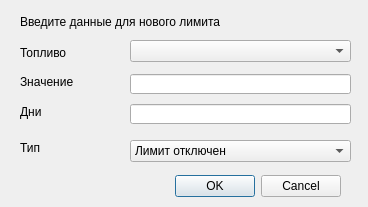
The window that dataBaseFirebird/dialogs/addlimitsdialog.ui (Evgeniykull/DataBase) describes before a commit, drawn with Qt 5.
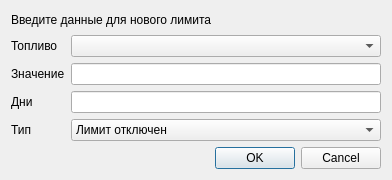
The same window after the commit.

```diff
--- a/dataBaseFirebird/dialogs/addlimitsdialog.ui
+++ b/dataBaseFirebird/dialogs/addlimitsdialog.ui
@@ -7,132 +7,65 @@
     <x>0</x>
     <y>0</y>
     <width>368</width>
-    <height>207</height>
+    <height>180</height>
    </rect>
   </property>
+  <property name="maximumSize">
+   <size>
+    <width>16777215</width>
+    <height>180</height>
+   </size>
+  </property>
   <property name="windowTitle">
    <string>Лимит</string>
   </property>
-  <widget class="QDialogButtonBox" name="buttonBox">
-   <property name="geometry">
-    <rect>
-     <x>30</x>
-     <y>170</y>
-     <width>311</width>
-     <height>32</height>
-    </rect>
-   </property>
-   <property name="orientation">
-    <enum>Qt::Horizontal</enum>
-   </property>
-   <property name="standardButtons">
-    <set>QDialogButtonBox::Cancel|QDialogButtonBox::Ok</set>
-   </property>
-  </widget>
-  <widget class="QLineEdit" name="leDays">
-   <property name="geometry">
-    <rect>
-     <x>130</x>
-     <y>104</y>
-     <width>221</width>
-     <height>20</height>
-    </rect>
-   </property>
-  </widget>
-  <widget class="QLabel" name="label_2">
-   <property name="geometry">
-    <rect>
-     <x>20</x>
-     <y>74</y>
-     <width>101</width>
-     <height>16</height>
-    </rect>
-   </property>
-   <property name="text">
-    <string>Значение</string>
-   </property>
-  </widget>
+  <layout class="QGridLayout" name="gridLayout">
+   <item row="0" column="0" colspan="2">
   <widget class="QLabel" name="lblInfoText">
-   <property name="geometry">
-    <rect>
-     <x>20</x>
-     <y>14</y>
-     <width>261</width>
-     <height>16</height>
-    </rect>
-   </property>
    <property name="text">
     <string>Введите данные для нового лимита</string>
    </property>
   </widget>
-  <widget class="QLineEdit" name="leValue">
-   <property name="geometry">
-    <rect>
-     <x>130</x>
-     <y>74</y>
-     <width>221</width>
-     <height>20</height>
-    </rect>
-   </property>
-  </widget>
-  <widget class="QLabel" name="label_3">
-   <property name="geometry">
-    <rect>
-     <x>20</x>
-     <y>104</y>
-     <width>101</width>
-     <height>16</height>
-    </rect>
-   </property>
-   <property name="text">
-    <string>Дни</string>
-   </property>
-  </widget>
+   </item>
+   <item row="1" column="0">
   <widget class="QLabel" name="label">
-   <property name="geometry">
-    <rect>
-     <x>20</x>
-     <y>43</y>
-     <width>101</width>
-     <height>20</height>
-    </rect>
-   </property>
    <property name="text">
     <string>Топливо</string>
    </property>
   </widget>
+   </item>
+   <item row="1" column="1">
+    <widget class="QComboBox" name="cbFuels"/>
+   </item>
+   <item row="2" column="0">
+    <widget class="QLabel" name="label_2">
+     <property name="text">
+      <string>Значение</string>
+     </property>
+    </widget>
+   </item>
+   <item row="2" column="1">
+    <widget class="QLineEdit" name="leValue"/>
+   </item>
+   <item row="3" column="0">
+    <widget class="QLabel" name="label_3">
+     <property name="text">
+      <string>Дни</string>
+     </property>
+    </widget>
+   </item>
+   <item row="3" column="1">
+    <widget class="QLineEdit" name="leDays"/>
+   </item>
+   <item row="4" column="0">
   <widget class="QLabel" name="label_5">
-   <property name="geometry">
-    <rect>
-     <x>20</x>
-     <y>140</y>
-     <width>101</width>
-     <height>16</height>
-    </rect>
-   </property>
    <property name="text">
     <string>Тип</string>
    </property>
   </widget>
-  <widget class="QComboBox" name="cbFuels">
-   <property name="geometry">
-    <rect>
-     <x>130</x>
-     <y>40</y>
-     <width>221</width>
-     <height>22</height>
-    </rect>
-   </property>
-  </widget>
+   </item>
+   <item row="4" column="1">
   <widget class="QComboBox" name="cbType">
-   <property name="geometry">
-    <rect>
-     <x>130</x>
-     <y>140</y>
-     <width>221</width>
-     <height>22</height>
-    </rect>
-   </property>
    <item>
     <property name="text">
      <string>Лимит отключен</string>
@@ -164,6 +97,18 @@
     </property>
    </item>
   </widget>
+   </item>
+   <item row="5" column="0" colspan="2">
+    <widget class="QDialogButtonBox" name="buttonBox">
+     <property name="orientation">
+      <enum>Qt::Horizontal</enum>
+     </property>
+     <property name="standardButtons">
+      <set>QDialogButtonBox::Cancel|QDialogButtonBox::Ok</set>
+     </property>
+    </widget>
+   </item>
+  </layout>
  </widget>
  <tabstops>
   <tabstop>cbFuels</tabstop>
```
Lines whose indentation alone changed are shown as unchanged.
